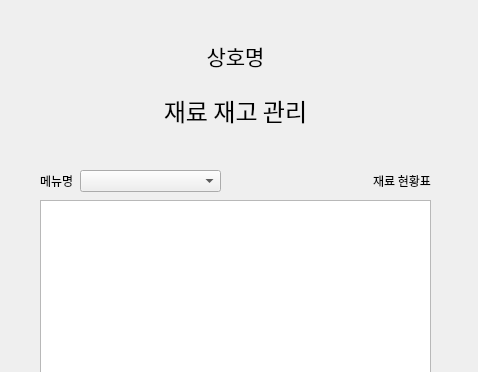
Old version of the form ui/main.ui in the repository ElisaBluebell/project7smartstore; both pictures show x 0 to 478 and y 0 to 372 of the 478 by 685 pixel window.
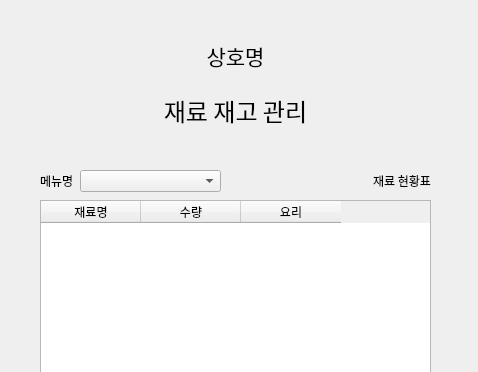
New version of the form.

```diff
--- a/ui/main.ui
+++ b/ui/main.ui
@@ -333,6 +333,21 @@
        <family>D2Coding</family>
       </font>
      </property>
+     <column>
+      <property name="text">
+       <string>재료명</string>
+      </property>
+     </column>
+     <column>
+      <property name="text">
+       <string>수량</string>
+      </property>
+     </column>
+     <column>
+      <property name="text">
+       <string>요리</string>
+      </property>
+     </column>
     </widget>
    </widget>
   </widget>
```
